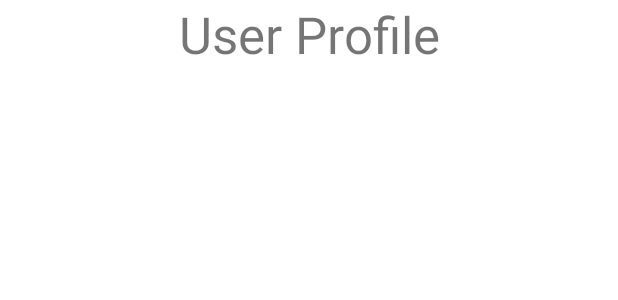
After one commit to parisgiakoum/MovIeT-Android_Movie_Experience, an Android app: the layout activity_user_profile.xml on its own in the app's theme, with its tools: preview values and no code run, on a phone screen of 412 x 824 dp. The commit adds this screen. Shown: the top 300 px of the screen. Run offline under Robolectric (Android 15) with nearby library versions, the phone set to English and light mode, and no system bars.

Commit message:
Added UserProfile Activity and dummy UserProfile class for testing

```diff
--- a/app/src/main/AndroidManifest.xml
+++ b/app/src/main/AndroidManifest.xml
@@ -4,11 +4,15 @@
 
     <application
         android:allowBackup="true"
+        android:fullBackupOnly="true"
         android:icon="@mipmap/ic_launcher"
         android:label="@string/app_name"
         android:roundIcon="@mipmap/ic_launcher_round"
         android:supportsRtl="true"
         android:theme="@style/Theme.MovIeT">
+        <activity
+            android:name=".UserProfileActivity"
+            android:exported="true" />
         <activity
             android:name=".MainActivity"
             android:exported="true">
--- /dev/null
+++ b/app/src/main/java/com/regen21/moviet/UserProfile.java
@@ -0,0 +1,16 @@
+package com.regen21.moviet;
+
+public class UserProfile {
+
+    private String username;
+    private int movies_watched;
+
+    public String getUsername() {
+        return username;
+    }
+
+    private int getMoviesWatched() {
+        return movies_watched;
+    }
+
+}
--- /dev/null
+++ b/app/src/main/java/com/regen21/moviet/UserProfileActivity.java
@@ -0,0 +1,14 @@
+package com.regen21.moviet;
+
+import androidx.appcompat.app.AppCompatActivity;
+
+import android.os.Bundle;
+
+public class UserProfileActivity extends AppCompatActivity {
+
+    @Override
+    protected void onCreate(Bundle savedInstanceState) {
+        super.onCreate(savedInstanceState);
+        setContentView(R.layout.activity_user_profile);
+    }
+}
--- /dev/null
+++ b/app/src/main/res/layout/activity_user_profile.xml
@@ -0,0 +1,40 @@
+<?xml version="1.0" encoding="utf-8"?>
+<androidx.constraintlayout.widget.ConstraintLayout xmlns:android="http://schemas.android.com/apk/res/android"
+    xmlns:app="http://schemas.android.com/apk/res-auto"
+    xmlns:tools="http://schemas.android.com/tools"
+    android:layout_width="match_parent"
+    android:layout_height="match_parent"
+    tools:context=".UserProfileActivity">
+
+    <TextView
+        android:id="@+id/UserProfileText"
+        android:layout_width="wrap_content"
+        android:layout_height="wrap_content"
+        android:text="@string/user_profile"
+        android:textSize="34sp"
+        app:layout_constraintEnd_toEndOf="parent"
+        app:layout_constraintStart_toStartOf="parent"
+        app:layout_constraintTop_toTopOf="parent" />
+
+    <TextView
+        android:id="@+id/usernameText"
+        android:layout_width="wrap_content"
+        android:layout_height="wrap_content"
+        android:layout_marginTop="60dp"
+        android:textSize="24sp"
+        app:layout_constraintEnd_toEndOf="parent"
+        app:layout_constraintHorizontal_bias="0.169"
+        app:layout_constraintStart_toStartOf="parent"
+        app:layout_constraintTop_toBottomOf="@+id/UserProfileText" />
+
+    <TextView
+        android:id="@+id/moviesWatchedText"
+        android:layout_width="wrap_content"
+        android:layout_height="wrap_content"
+        android:layout_marginTop="56dp"
+        android:textSize="24sp"
+        app:layout_constraintEnd_toEndOf="parent"
+        app:layout_constraintHorizontal_bias="0.169"
+        app:layout_constraintStart_toStartOf="parent"
+        app:layout_constraintTop_toBottomOf="@+id/usernameText" />
+</androidx.constraintlayout.widget.ConstraintLayout>
--- a/app/src/main/res/values/strings.xml
+++ b/app/src/main/res/values/strings.xml
@@ -1,3 +1,4 @@
 <resources>
     <string name="app_name">MovIeT</string>
+    <string name="user_profile">User Profile</string>
 </resources>
```
